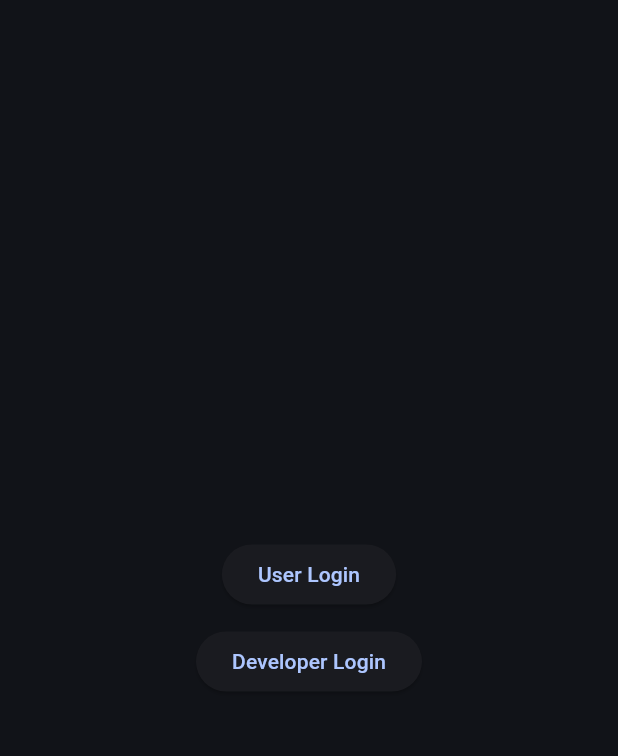
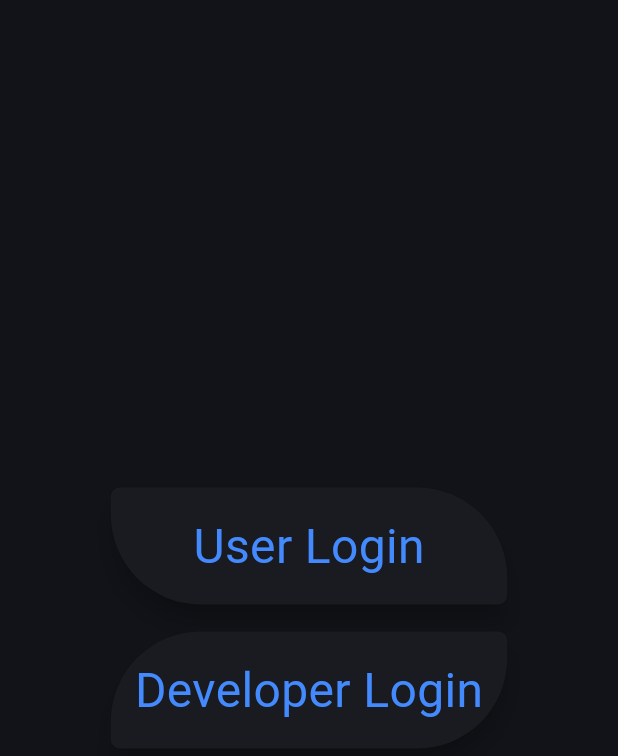
Before and after one commit to KhaledBasiony/vehigle_app, a Flutter app: the screen it shows after launch, on a phone screen of 412 x 824 dp. Shown: the top 756 px of the screen. Run offline on Flutter 3.47's test engine with Material 3 defaults, Android fonts, the light colour scheme and no system bars; our stand-ins replace flutter_riverpod, hive; missing offline and left inert: flutter_joystick, network_info_plus, wifi_info_plugin_plus; accounts and stored records are empty.

Commit message:
use semi circular bordered buttons

```diff
--- a/lib/common/widgets.dart
+++ b/lib/common/widgets.dart
@@ -126,3 +126,47 @@ class RoundedTextField extends StatelessWidget {
 }
 
 enum InputType { integers, decimals, strings }
+
+class SemiCircularButton extends StatelessWidget {
+  const SemiCircularButton({
+    super.key,
+    required this.onPressed,
+    required this.child,
+    this.reverseDirection = false,
+    this.roundAll = false,
+  });
+
+  final void Function()? onPressed;
+  final Widget child;
+  final bool reverseDirection;
+  final bool roundAll;
+
+  @override
+  Widget build(BuildContext context) {
+    const firstRadius = 60.0;
+    const secondRadius = 6.0;
+    return Card(
+      elevation: 7,
+      shape: RoundedRectangleBorder(
+        borderRadius: roundAll
+            ? BorderRadius.circular(firstRadius)
+            : BorderRadius.only(
+                topLeft: Radius.circular(reverseDirection ? secondRadius : firstRadius),
+                topRight: Radius.circular(reverseDirection ? firstRadius : secondRadius),
+                bottomLeft: Radius.circular(reverseDirection ? firstRadius : secondRadius),
+                bottomRight: Radius.circular(reverseDirection ? secondRadius : firstRadius),
+              ),
+      ),
+      clipBehavior: Clip.antiAlias,
+      child: InkWell(
+        onTap: onPressed,
+        child: Center(
+          child: Padding(
+            padding: const EdgeInsets.all(8.0),
+            child: child,
+          ),
+        ),
+      ),
+    );
+  }
+}
--- a/lib/pages/connections/wifi.dart
+++ b/lib/pages/connections/wifi.dart
@@ -2,7 +2,9 @@ import 'package:flutter/material.dart';
 import 'package:flutter_riverpod/flutter_riverpod.dart';
 import 'package:mobile_car_sim/common/provider.dart';
 import 'package:mobile_car_sim/common/shortcuts/actions.dart';
+import 'package:mobile_car_sim/common/theme.dart';
 import 'package:mobile_car_sim/common/utils.dart';
+import 'package:mobile_car_sim/common/widgets.dart';
 import 'package:mobile_car_sim/models/client.dart';
 import 'package:mobile_car_sim/models/simulator.dart';
 
@@ -108,10 +110,12 @@ class WifiConnectButton extends ConsumerWidget {
     super.key,
     this.onDone,
     this.tcpInfo,
+    this.semiCircularButton = false,
   });
 
   final TCPConnectionInfo? tcpInfo;
   final VoidCallback? onDone;
+  final bool semiCircularButton;
 
   void _connect(BuildContext context, WidgetRef ref) async {
     final info = tcpInfo ?? await TCPConnectionInfo.detectInfo();
@@ -138,6 +142,22 @@ class WifiConnectButton extends ConsumerWidget {
 
   @override
   Widget build(BuildContext context, WidgetRef ref) {
+    if (semiCircularButton) {
+      return SemiCircularButton(
+        roundAll: true,
+        onPressed: Client.isConnected ? null : () => _connect(context, ref),
+        child: Padding(
+          padding: const EdgeInsets.all(8.0),
+          child: Text(
+            'Connect',
+            style: TextStyle(
+              fontSize: 32,
+              color: Client.isConnected ? AppTheme.instance.theme.disabledColor : AppTheme.instance.primaryColor,
+            ),
+          ),
+        ),
+      );
+    }
     return ElevatedButton(
       onPressed: Client.isConnected ? null : () => _connect(context, ref),
       child: const Text('Connect'),
--- a/lib/pages/home.dart
+++ b/lib/pages/home.dart
@@ -112,8 +112,13 @@ class _HomePageState extends ConsumerState<HomePage> with SingleTickerProviderSt
     );
 
     final userBody = Center(
-      child: WifiConnectButton(
-        onDone: () => ref.read(isFullScreenProvider.notifier).state = true,
+      child: IntrinsicHeight(
+        child: IntrinsicWidth(
+          child: WifiConnectButton(
+            semiCircularButton: true,
+            onDone: () => ref.read(isFullScreenProvider.notifier).state = true,
+          ),
+        ),
       ),
     );
 
--- a/lib/pages/login.dart
+++ b/lib/pages/login.dart
@@ -1,4 +1,6 @@
 import 'package:flutter/material.dart';
+import 'package:mobile_car_sim/common/theme.dart';
+import 'package:mobile_car_sim/common/widgets.dart';
 
 class LoginPage extends StatelessWidget {
   const LoginPage({super.key});
@@ -13,17 +15,32 @@ class LoginPage extends StatelessWidget {
 
   @override
   Widget build(BuildContext context) {
-    final userLoginButton = ElevatedButton(
+    final textStyle = TextStyle(fontSize: 32, color: AppTheme.instance.primaryColor);
+    final userLoginButton = SemiCircularButton(
       onPressed: () => _userLogin(context),
-      child: const Text('User Login'),
+      reverseDirection: true,
+      child: Padding(
+        padding: const EdgeInsets.all(8.0),
+        child: Text(
+          'User Login',
+          style: textStyle,
+        ),
+      ),
     );
-    final developerLoginButton = ElevatedButton(
+    final developerLoginButton = SemiCircularButton(
       onPressed: () => _developerLogin(context),
-      child: const Text('Developer Login'),
+      child: Padding(
+        padding: const EdgeInsets.all(8.0),
+        child: Text(
+          'Developer Login',
+          style: textStyle,
+        ),
+      ),
     );
 
     return Scaffold(
       body: Center(
+        child: IntrinsicWidth(
           child: Column(
             mainAxisAlignment: MainAxisAlignment.center,
             children: [
@@ -33,6 +50,7 @@ class LoginPage extends StatelessWidget {
             ],
           ),
         ),
+      ),
     );
   }
 }
```
Lines whose indentation alone changed are shown as unchanged.
